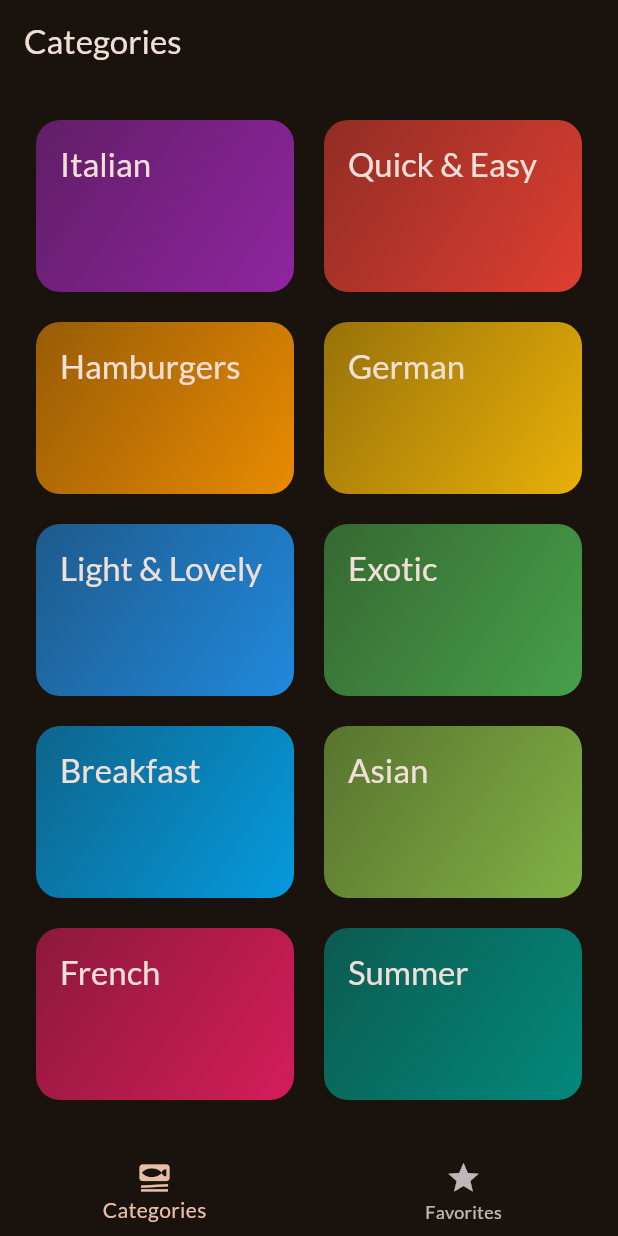
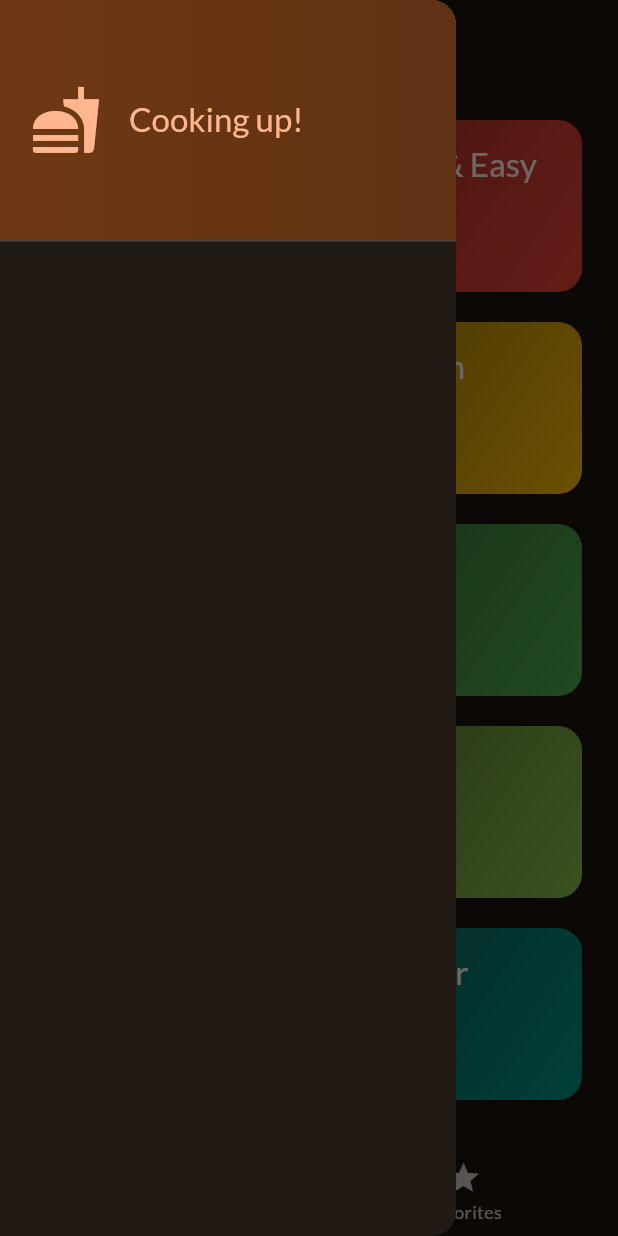
Before and after one commit to auza0002/meals_app_flutter, a Flutter app: the screen it shows after launch, with the side drawer open (before the commit the screen has no drawer), on a phone screen of 412 x 824 dp. Run offline on Flutter 3.47's test engine with Material 3 defaults, Android fonts, the phone set to English and light mode, and no system bars; our stand-ins replace google_fonts, transparent_image.

Commit message:
Drawer added

```diff
--- /dev/null
+++ b/lib/widgets/main_drawer.dart
@@ -0,0 +1,42 @@
+import 'package:flutter/material.dart';
+
+class MainDrawer extends StatelessWidget {
+  const MainDrawer({super.key});
+
+  @override
+  Widget build(BuildContext context) {
+    return Drawer(
+      child: Column(
+        children: [
+          DrawerHeader(
+            padding: const EdgeInsets.all(20),
+            decoration: BoxDecoration(
+                gradient: LinearGradient(colors: [
+              Theme.of(context).colorScheme.primaryContainer,
+              Theme.of(context).colorScheme.primaryContainer.withOpacity(0.8)
+            ], begin: Alignment.bottomLeft, end: Alignment.bottomRight)),
+            child: Row(
+              children: [
+                Icon(
+                  Icons.fastfood,
+                  size: 48,
+                  color: Theme.of(context).colorScheme.primary,
+                ),
+                const SizedBox(
+                  width: 18,
+                ),
+                Text(
+                  "Cooking up!",
+                  style: Theme.of(context)
+                      .textTheme
+                      .titleLarge!
+                      .copyWith(color: Theme.of(context).colorScheme.primary),
+                )
+              ],
+            ),
+          ),
+        ],
+      ),
+    );
+  }
+}
```
Also changed, not shown: lib/screen/tabs.dart (+20 -3 lines), 3 other files.
